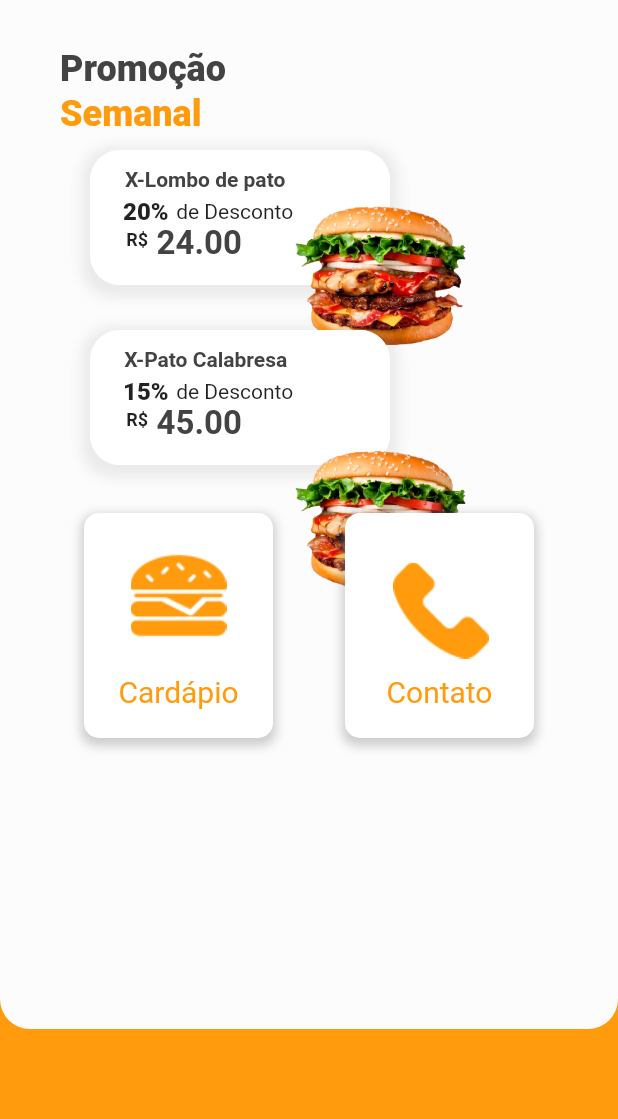
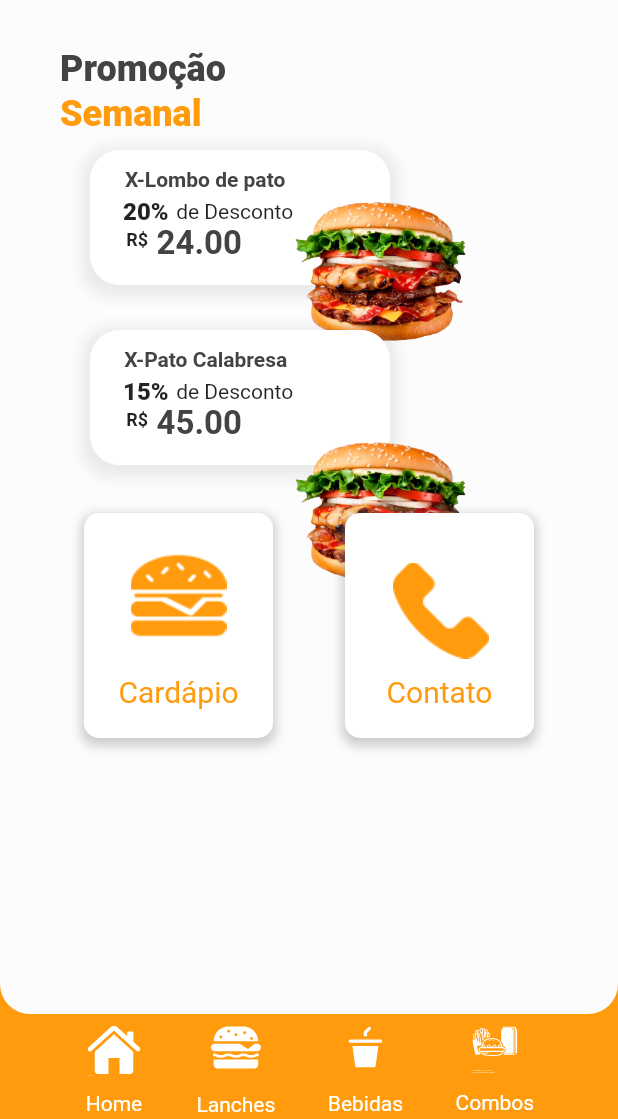
Before and after one commit to pedr0alencar/PatoBurgerClient, a Flutter app: the screen it shows after launch, on a phone screen of 412 x 824 dp, the part 117-1236 px from its top. Run offline on Flutter 3.47's test engine with Material 2 defaults, Android fonts, the phone set to English and light mode, and no system bars; our stand-ins replace firebase_core, firebase_database, flutter_svg; missing offline and left inert: dart:ffi; accounts and stored records are empty.

Commit message:
feat:layout tela inicial concluido

```diff
--- a/lib/telaInicial.dart
+++ b/lib/telaInicial.dart
@@ -1,15 +1,16 @@
 import 'package:flutter/material.dart';
 import 'assets/constantes.dart';
 import 'assets/widgetsFunctions.dart';
+import 'package:flutter_svg/flutter_svg.dart';
 
 class TelaInicial extends StatelessWidget {
   Widget build(BuildContext context) {
     return Scaffold(
       backgroundColor: Constantes.corFundo,
-      body: Stack(
+      body: Column(
         children: [
           Container(
-            height: MediaQuery.of(context).size.height - 60,
+            height: MediaQuery.of(context).size.height - 70,
             decoration: BoxDecoration(
               borderRadius: BorderRadius.only(
                   bottomLeft: Radius.circular(20),
@@ -178,6 +179,103 @@ class TelaInicial extends StatelessWidget {
               ],
             ),
           ),
+          SizedBox(
+            height: 2,
+          ),
+          Positioned(
+            top: 650,
+            left: 40,
+            child: Container(
+              height: 68,
+              width: 300,
+              child: Row(
+                children: [
+                  /*Image.asset('lib/assets/recursos/botao-de-inicio.png'),*/
+                  Column(
+                    children: [
+                      SizedBox(
+                        height: 6,
+                      ),
+                      SvgPicture.asset(
+                        'lib/assets/recursos/noun_Home_3804013.svg',
+                        width: 40,
+                        height: 40,
+                        color: Colors.white,
+                      ),
+                      SizedBox(
+                        height: 3.5,
+                      ),
+                      Text(
+                        'Home',
+                        style: TextStyle(color: Colors.white),
+                      )
+                    ],
+                  ),
+                  SizedBox(
+                    width: 35,
+                  ),
+                  Column(
+                    children: [
+                      SizedBox(
+                        height: 0.4,
+                      ),
+                      SvgPicture.asset(
+                        'lib/assets/recursos/noun_Hamburger_2077474.svg',
+                        width: 50,
+                        height: 50,
+                        color: Colors.white,
+                      ),
+                      Text(
+                        'Lanches',
+                        style: TextStyle(color: Colors.white),
+                      )
+                    ],
+                  ),
+                  SizedBox(
+                    width: 35,
+                  ),
+                  Column(
+                    children: [
+                      SizedBox(
+                        height: 4,
+                      ),
+                      SvgPicture.asset(
+                        'lib/assets/recursos/noun_Drink_3815069.svg',
+                        width: 50,
+                        height: 40,
+                        color: Colors.white,
+                      ),
+                      SizedBox(
+                        height: 5.7,
+                      ),
+                      Text(
+                        'Bebidas',
+                        style: TextStyle(color: Colors.white),
+                      )
+                    ],
+                  ),
+                  SizedBox(width: 35),
+                  Column(
+                    children: [
+                      SvgPicture.asset(
+                        'lib/assets/recursos/noun_hamburgercombo_958560.svg',
+                        width: 30,
+                        height: 40,
+                        color: Colors.white,
+                      ),
+                      SizedBox(
+                        height: 8.8,
+                      ),
+                      Text(
+                        'Combos',
+                        style: TextStyle(color: Colors.white),
+                      )
+                    ],
+                  )
+                ],
+              ),
+            ),
+          )
         ],
       ),
     );
--- a/pubspec.yaml
+++ b/pubspec.yaml
@@ -30,6 +30,7 @@ environment:
 dependencies:
   flutter:
     sdk: flutter
+  flutter_svg: ^0.22.0
   firebase_core: ^2.15.0
   firebase_database: ^10.2.4
 
@@ -41,6 +42,7 @@ dependencies:
 dev_dependencies:
   flutter_test:
     sdk: flutter
+
 
   # The "flutter_lints" package below contains a set of recommended lints to
   # encourage good coding practices. The lint set provided by the package is
```
Also changed, not shown: lib/assets/recursos/bebida-gelada.png (added), lib/assets/recursos/botao-de-inicio.png (added), lib/assets/recursos/lancheCon.png (added), lib/assets/recursos/noun_hamburgercombo_958560.svg (renamed from lib/assets/recursos/noun_hamburger combo_958560.svg), pubspec.lock.
